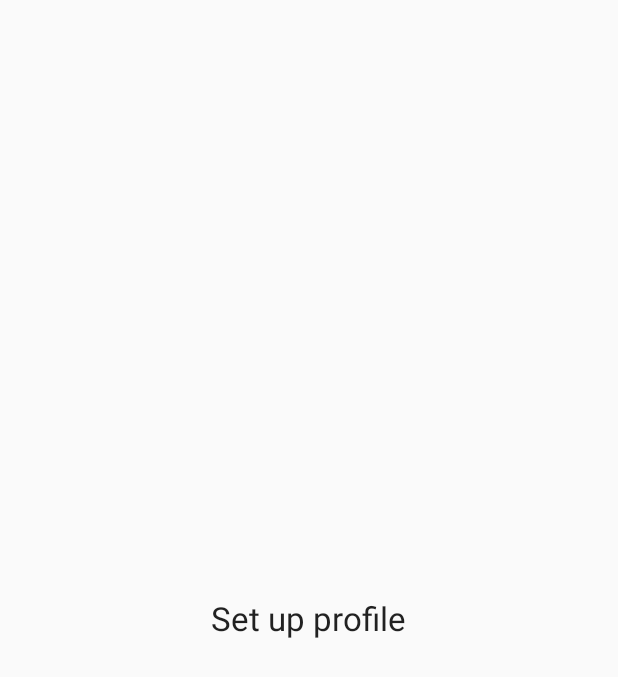
After one commit to Albertorio/Get-0.2-Android, an Android app: the SetUpProfile screen opened directly, with no data from a screen before it, on a phone screen of 412 x 824 dp. The commit adds this screen. Shown: the top 677 px of the screen. Run offline under Robolectric (Android 15) with nearby library versions, the phone set to English and light mode, and no system bars.

Commit message:
sign up working now to set up profile

```diff
--- /dev/null
+++ b/app/src/main/java/com/chamas/luis/getver2/SetUpProfile.java
@@ -0,0 +1,19 @@
+package com.chamas.luis.getver2;
+
+import android.os.Bundle;
+import android.support.design.widget.FloatingActionButton;
+import android.support.design.widget.Snackbar;
+import android.support.v7.app.AppCompatActivity;
+import android.support.v7.widget.Toolbar;
+import android.view.View;
+
+public class SetUpProfile extends AppCompatActivity {
+
+    @Override
+    protected void onCreate(Bundle savedInstanceState) {
+        super.onCreate(savedInstanceState);
+        setContentView(R.layout.activity_set_up_profile);
+
+    }
+
+}
--- /dev/null
+++ b/app/src/main/res/layout/activity_set_up_profile.xml
@@ -0,0 +1,28 @@
+<?xml version="1.0" encoding="utf-8"?>
+<android.support.design.widget.CoordinatorLayout xmlns:android="http://schemas.android.com/apk/res/android"
+    xmlns:app="http://schemas.android.com/apk/res-auto"
+    xmlns:tools="http://schemas.android.com/tools"
+    android:layout_width="match_parent"
+    android:layout_height="match_parent"
+    android:fitsSystemWindows="true"
+    tools:context="com.chamas.luis.getver2.SetUpProfile">
+
+    <!--<android.support.design.widget.AppBarLayout-->
+        <!--android:layout_width="match_parent"-->
+        <!--android:layout_height="wrap_content"-->
+        <!--android:theme="@style/AppTheme.AppBarOverlay">-->
+
+        <!--<android.support.v7.widget.Toolbar-->
+            <!--android:id="@+id/toolbar"-->
+            <!--android:layout_width="match_parent"-->
+            <!--android:layout_height="?attr/actionBarSize"-->
+            <!--android:background="?attr/colorPrimary"-->
+            <!--app:popupTheme="@style/AppTheme.PopupOverlay" />-->
+
+    <!--</android.support.design.widget.AppBarLayout>-->
+
+    <include layout="@layout/content_set_up_profile" />
+
+
+
+</android.support.design.widget.CoordinatorLayout>
--- /dev/null
+++ b/app/src/main/res/layout/content_set_up_profile.xml
@@ -0,0 +1,24 @@
+<?xml version="1.0" encoding="utf-8"?>
+<RelativeLayout xmlns:android="http://schemas.android.com/apk/res/android"
+    xmlns:app="http://schemas.android.com/apk/res-auto"
+    xmlns:tools="http://schemas.android.com/tools"
+    android:layout_width="match_parent"
+    android:layout_height="match_parent"
+    android:paddingBottom="@dimen/activity_vertical_margin"
+    android:paddingLeft="@dimen/activity_horizontal_margin"
+    android:paddingRight="@dimen/activity_horizontal_margin"
+    android:paddingTop="@dimen/activity_vertical_margin"
+    app:layout_behavior="@string/appbar_scrolling_view_behavior"
+    tools:context="com.chamas.luis.getver2.SetUpProfile"
+    tools:showIn="@layout/activity_set_up_profile">
+
+
+    <TextView
+        android:layout_width="wrap_content"
+        android:layout_height="wrap_content"
+        android:textAppearance="?android:attr/textAppearanceLarge"
+        android:text="Set up profile"
+        android:id="@+id/textView2"
+        android:layout_centerVertical="true"
+        android:layout_centerHorizontal="true" />
+</RelativeLayout>
--- a/app/src/main/res/values/strings.xml
+++ b/app/src/main/res/values/strings.xml
@@ -6,4 +6,5 @@
 <!-- TODO: Remove or change this placeholder text -->
     <string name="hello_blank_fragment">Hello blank fragment</string>
     <string name="title_activity_splash">Splash</string>
+    <string name="title_activity_set_up_profile">SetUpProfile</string>
 </resources>
```
Also changed, not shown: app/src/main/AndroidManifest.xml (+13 -0 lines), app/src/main/java/com/chamas/luis/getver2/MainActivity.java (+65 -3 lines), app/src/main/res/layout/fragment_sign_up.xml (+54 -7 lines).
